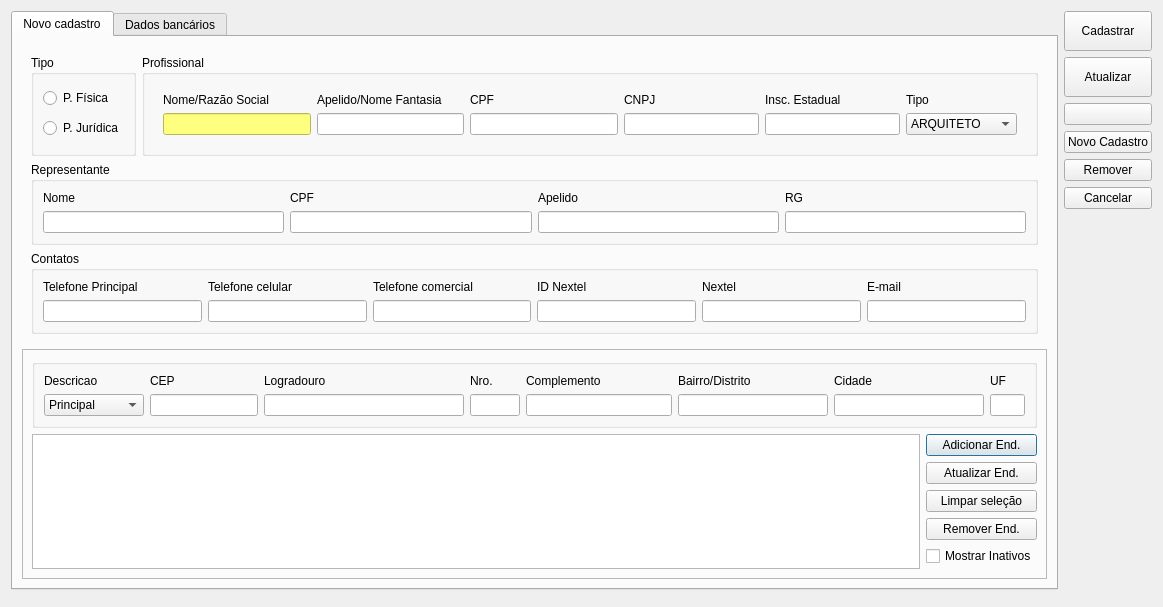
Qt form ui/cadastroprofissional.ui (lellisls/ERP-STACCATO) before a commit.
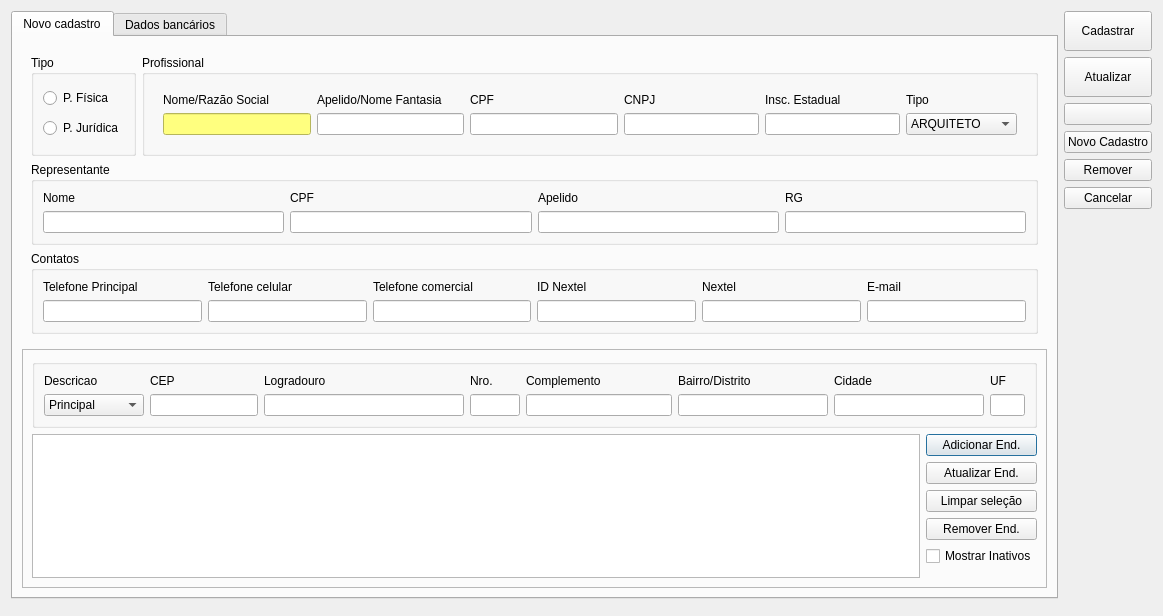
The same form after that commit. Icons and pictures are not drawn. Custom widgets are drawn as their Qt base class.

```diff
--- a/ui/cadastroprofissional.ui
+++ b/ui/cadastroprofissional.ui
@@ -10,7 +10,7 @@
     <x>0</x>
     <y>0</y>
     <width>1163</width>
-    <height>607</height>
+    <height>616</height>
    </rect>
   </property>
   <property name="windowTitle">
```
Left out of the diff: 2 changed lines with no effect on the pictures.
